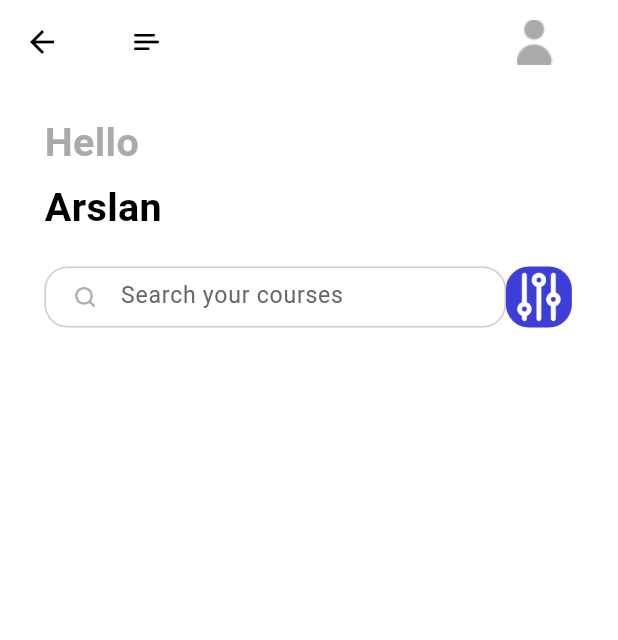
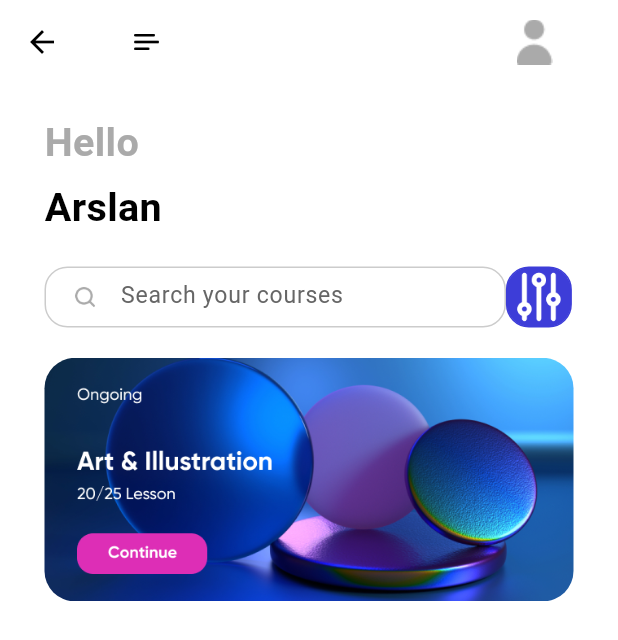
Before and after one commit to ArslanYousaf12/code-academy-app, a Flutter app: the HomePage screen opened directly, on a phone screen of 412 x 824 dp. Shown: the top 640 px of the screen. Run offline on Flutter 3.47's test engine with Material 3 defaults, Android fonts, the light colour scheme and no system bars; our stand-ins replace cloud_firestore, dots_indicator, firebase_auth, firebase_core, flutter_bloc, flutter_screenutil and 2 more; accounts and stored records are empty; Roboto replaces fonts that are missing (Avenir).

Commit message:
Add HomePageSliderView and integrate it into HomePage layout

```diff
--- a/lib/screens/home/home_page.dart
+++ b/lib/screens/home/home_page.dart
@@ -1,5 +1,6 @@
 import 'package:code_academy_app/common/values/colors.dart';
 import 'package:code_academy_app/screens/home/widgets/home_page_app_bar.dart';
+import 'package:code_academy_app/screens/home/widgets/home_page_slider_view.dart';
 import 'package:code_academy_app/screens/home/widgets/home_page_search_box.dart';
 import 'package:code_academy_app/screens/home/widgets/home_page_text_widget.dart';
 import 'package:flutter/material.dart';
@@ -32,6 +33,8 @@ class _HomePageState extends State<HomePage> {
               HomePageTextWidget(text: "Arslan", topMargin: 5),
               SizedBox(height: 20.h),
               HomePageSearchBox(),
+              SizedBox(height: 20.h),
+              HomePageSliderView(),
             ],
           ),
         ),
--- /dev/null
+++ b/lib/screens/home/widgets/home_page_slider_view.dart
@@ -0,0 +1,26 @@
+import 'package:code_academy_app/screens/home/widgets/slider_widget.dart';
+import 'package:flutter/material.dart';
+import 'package:flutter_screenutil/flutter_screenutil.dart';
+
+class HomePageSliderView extends StatelessWidget {
+  const HomePageSliderView({super.key});
+
+  @override
+  Widget build(BuildContext context) {
+    return Column(
+      children: [
+        Container(
+          width: 325.w,
+          height: 160.h,
+          child: PageView(
+            children: [
+              SliderWidget(),
+              SliderWidget(imagePath: "assets/icons/Image(1).png"),
+              SliderWidget(imagePath: "assets/icons/Image(2).png"),
+            ],
+          ),
+        ),
+      ],
+    );
+  }
+}
--- /dev/null
+++ b/lib/screens/home/widgets/slider_widget.dart
@@ -0,0 +1,22 @@
+import 'package:flutter/material.dart';
+import 'package:flutter_screenutil/flutter_screenutil.dart';
+
+class SliderWidget extends StatelessWidget {
+  const SliderWidget({super.key, this.imagePath});
+  final String? imagePath;
+
+  @override
+  Widget build(BuildContext context) {
+    return Container(
+      width: 325.h,
+      height: 160.h,
+      decoration: BoxDecoration(
+        borderRadius: BorderRadius.all(Radius.circular(20.r)),
+        image: DecorationImage(
+          image: AssetImage(imagePath ?? "assets/icons/Art.png"),
+          fit: BoxFit.cover,
+        ),
+      ),
+    );
+  }
+}
```
